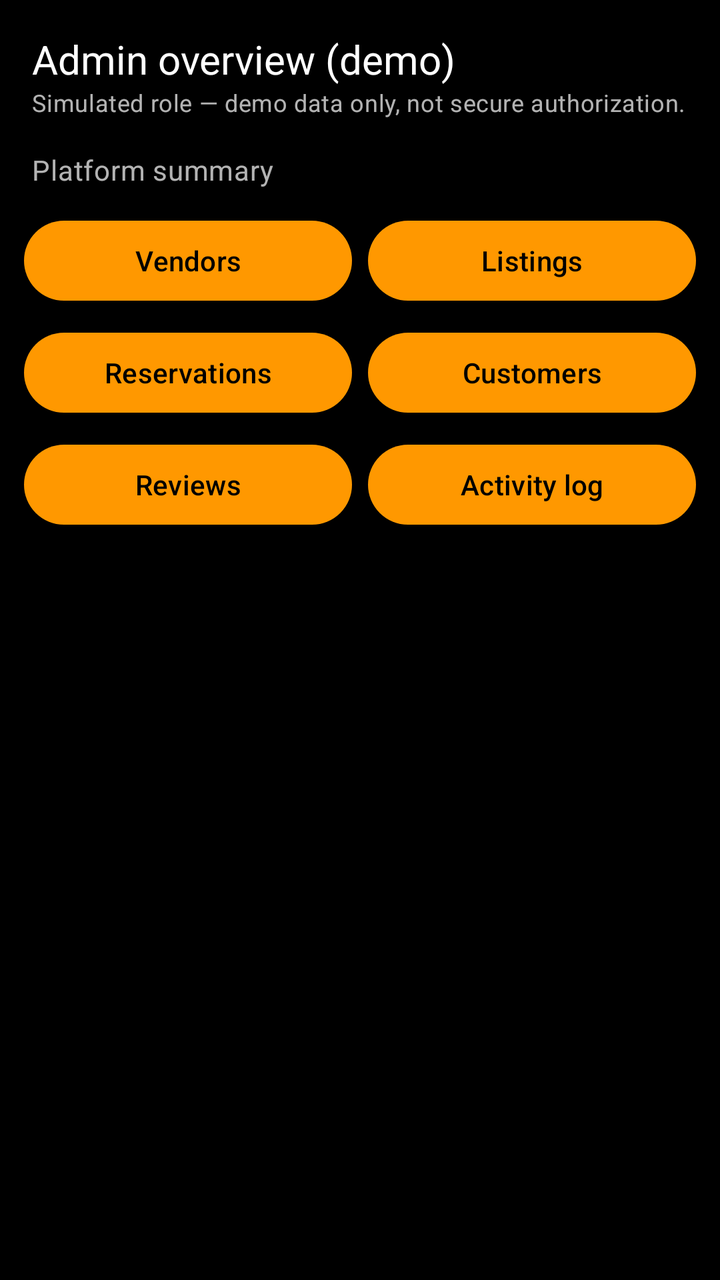
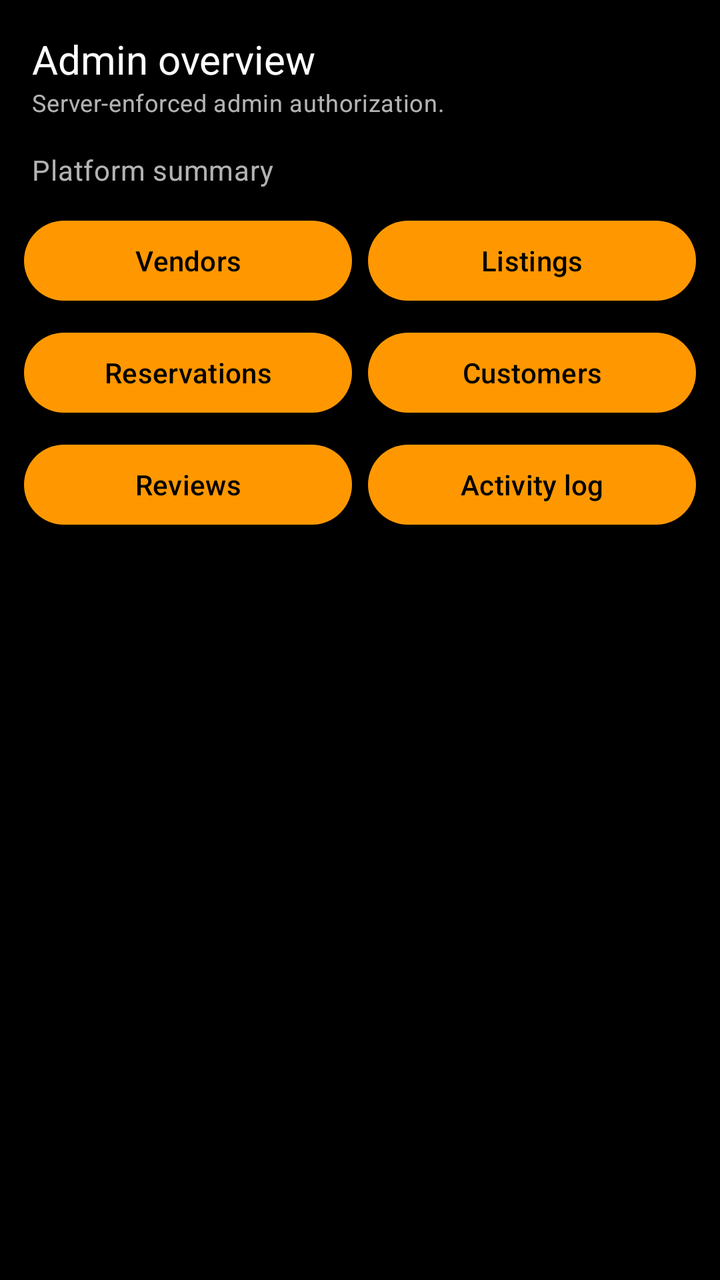

The first picture is an Android layout as it rendered before a commit; the second is the same layout after the commit. The layout source and the unified diff follow.
<!-- AndroidManifest.xml: application theme Theme.BiteForLessFoodBridge -->
<!-- res/layout/fragment_admin_dashboard.xml -->
<?xml version="1.0" encoding="utf-8"?>
<ScrollView xmlns:android="http://schemas.android.com/apk/res/android"
    xmlns:app="http://schemas.android.com/apk/res-auto"
    android:layout_width="match_parent"
    android:layout_height="match_parent"
    android:background="@color/background"
    android:fillViewport="true">

    <LinearLayout
        android:layout_width="match_parent"
        android:layout_height="wrap_content"
        android:orientation="vertical"
        android:paddingBottom="@dimen/spacing_lg">

        <TextView
            android:layout_width="wrap_content"
            android:layout_height="wrap_content"
            android:layout_marginStart="@dimen/spacing_md"
            android:layout_marginTop="@dimen/spacing_md"
            android:text="Admin overview (demo)"
            android:textAppearance="@style/TextAppearance.BiteForLess.Title"
            android:textSize="20sp" />

        <TextView
            android:layout_width="wrap_content"
            android:layout_height="wrap_content"
            android:layout_marginStart="@dimen/spacing_md"
            android:text="Simulated role — demo data only, not secure authorization."
            android:textAppearance="@style/TextAppearance.BiteForLess.Body"
            android:textSize="12sp" />

        <GridLayout
            android:id="@+id/admin_metrics"
            android:layout_width="match_parent"
            android:layout_height="wrap_content"
            android:columnCount="2"
            android:paddingStart="@dimen/spacing_sm"
            android:paddingTop="@dimen/spacing_sm"
            android:paddingEnd="@dimen/spacing_sm" />

        <TextView
            android:id="@+id/admin_summary_line"
            android:layout_width="wrap_content"
            android:layout_height="wrap_content"
            android:layout_marginStart="@dimen/spacing_md"
            android:layout_marginTop="@dimen/spacing_sm"
            android:text="Platform summary"
            android:textAppearance="@style/TextAppearance.BiteForLess.Body" />

        <GridLayout
            android:layout_width="match_parent"
            android:layout_height="wrap_content"
            android:columnCount="2"
            android:padding="@dimen/spacing_sm">

            <Button
                android:id="@+id/admin_open_vendors"
                android:layout_width="0dp"
                android:layout_columnWeight="1"
                android:layout_height="wrap_content"
                android:layout_margin="@dimen/spacing_xs"
                android:text="Vendors" />

            <Button
                android:id="@+id/admin_open_listings"
                android:layout_width="0dp"
                android:layout_columnWeight="1"
                android:layout_height="wrap_content"
                android:layout_margin="@dimen/spacing_xs"
                android:text="Listings" />

            <Button
                android:id="@+id/admin_open_reservations"
                android:layout_width="0dp"
                android:layout_columnWeight="1"
                android:layout_height="wrap_content"
                android:layout_margin="@dimen/spacing_xs"
                android:text="Reservations" />

            <Button
                android:id="@+id/admin_open_customers"
                android:layout_width="0dp"
                android:layout_columnWeight="1"
                android:layout_height="wrap_content"
                android:layout_margin="@dimen/spacing_xs"
                android:text="Customers" />

            <Button
                android:id="@+id/admin_open_reviews"
                android:layout_width="0dp"
                android:layout_columnWeight="1"
                android:layout_height="wrap_content"
                android:layout_margin="@dimen/spacing_xs"
                android:text="Reviews" />

            <Button
                android:id="@+id/admin_open_log"
                android:layout_width="0dp"
                android:layout_columnWeight="1"
                android:layout_height="wrap_content"
                android:layout_margin="@dimen/spacing_xs"
                android:text="Activity log" />
        </GridLayout>
    </LinearLayout>
</ScrollView>
<!-- resources referenced by this layout -->
<resources>
  <color name="background">#FF000000</color>
  <dimen name="spacing_lg">24dp</dimen>
  <dimen name="spacing_md">16dp</dimen>
  <dimen name="spacing_sm">8dp</dimen>
  <dimen name="spacing_xs">4dp</dimen>
  <style name="TextAppearance.BiteForLess.Body" parent="TextAppearance.Material3.BodyMedium">
          <item name="android:textColor">@color/text_secondary</item>
      </style>
  <style name="TextAppearance.BiteForLess.Title" parent="TextAppearance.Material3.TitleLarge">
          <item name="android:textColor">@color/on_background</item>
      </style>
  <style name="Theme.BiteForLessFoodBridge" parent="Base.Theme.BiteForLessFoodBridge" />
  <color name="text_secondary">#B3FFFFFF</color>
  <color name="on_background">#FFFFFFFF</color>
  <style name="Base.Theme.BiteForLessFoodBridge" parent="Theme.Material3.DayNight.NoActionBar">
          <item name="colorPrimary">@color/primary</item>
          <item name="colorOnPrimary">@color/black</item>
          <item name="colorSecondary">@color/secondary</item>
          <item name="colorError">@color/error</item>
          <item name="android:windowBackground">@color/background</item>
          <item name="android:statusBarColor">@color/background</item>
          <item name="android:navigationBarColor">@color/background</item>
          <item name="bottomNavigationStyle">@style/Widget.BiteForLess.BottomNavigation</item>
      </style>
  <color name="primary">#FF9800</color>
  <color name="black">#FF000000</color>
  <color name="secondary">#FFEB3B</color>
  <color name="error">#F44336</color>
  <style name="Widget.BiteForLess.BottomNavigation" parent="Widget.Material3.BottomNavigationView">
          <item name="materialThemeOverlay">@style/ThemeOverlay.BiteForLess.BottomNavigation</item>
      </style>
  <style name="ThemeOverlay.BiteForLess.BottomNavigation" parent="">
          <item name="colorPrimary">@color/primary</item>
          <item name="colorOnSurface">@color/text_secondary</item>
          <item name="colorOnSurfaceVariant">@color/text_hint</item>
      </style>
  <color name="text_hint">#80FFFFFF</color>
</resources>

<!-- the commit's change to res/layout/fragment_admin_dashboard.xml (unified diff, before → after) -->
@@ -17,7 +17,7 @@
             android:layout_height="wrap_content"
             android:layout_marginStart="@dimen/spacing_md"
             android:layout_marginTop="@dimen/spacing_md"
-            android:text="Admin overview (demo)"
+            android:text="Admin overview"
             android:textAppearance="@style/TextAppearance.BiteForLess.Title"
             android:textSize="20sp" />
 
@@ -25,7 +25,7 @@
             android:layout_width="wrap_content"
             android:layout_height="wrap_content"
             android:layout_marginStart="@dimen/spacing_md"
-            android:text="Simulated role — demo data only, not secure authorization."
+            android:text="Server-enforced admin authorization."
             android:textAppearance="@style/TextAppearance.BiteForLess.Body"
             android:textSize="12sp" />
 
